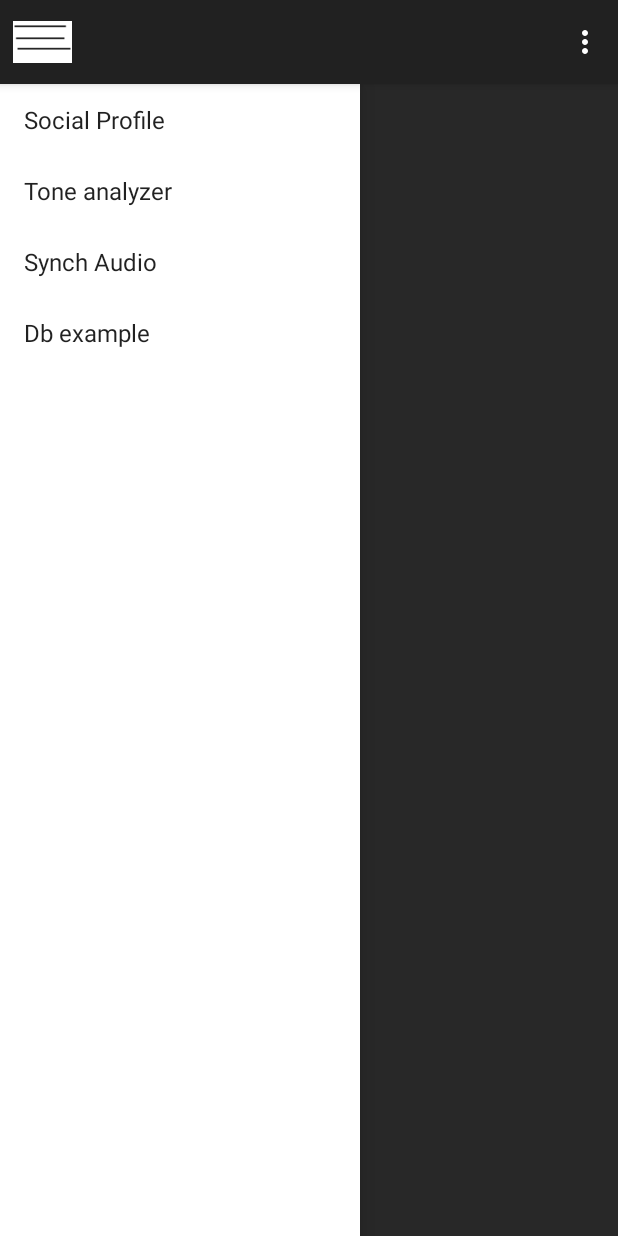
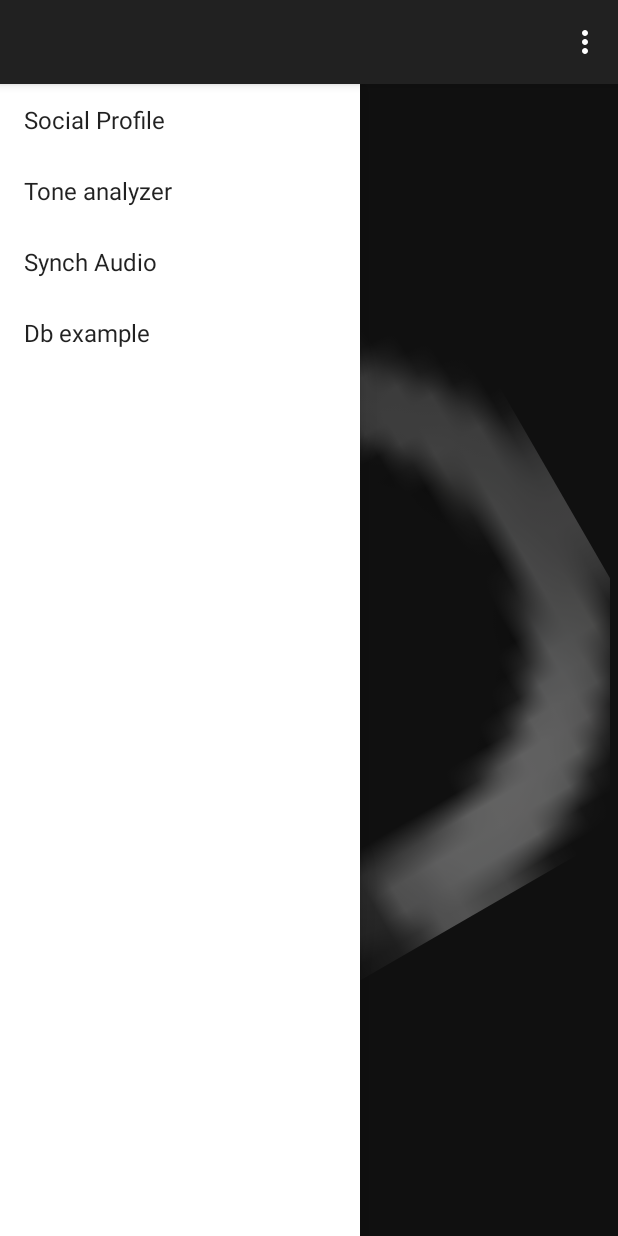
Before and after one commit to nikhilchakravartula/EMOTION-BASED-MUSIC-PLAYER, an Android app: the SynchAudio screen opened directly, with no data from a screen before it, with the side drawer open, on a phone screen of 412 x 824 dp. Run offline under Robolectric (Android 15) with nearby library versions, the light colour scheme and no system bars; libraries missing offline, so code that uses them is left out: com.facebook, com.facebook.login; 1 statement that could not run was skipped.

Commit message:
adding loading bar

```diff
--- a/app/src/main/java/com/example/emotionplayer/MusicPlayer.java
+++ b/app/src/main/java/com/example/emotionplayer/MusicPlayer.java
@@ -5,6 +5,7 @@ package com.example.emotionplayer;
  */
 
 
+import android.content.DialogInterface;
 import android.content.Intent;
 
 import android.content.res.Configuration;
@@ -18,6 +19,7 @@ import android.support.v4.widget.DrawerLayout;
 import android.support.v7.app.ActionBarDrawerToggle;
 import android.support.v7.app.AppCompatActivity;
 import android.support.v7.widget.Toolbar;
+import android.util.Log;
 import android.view.Menu;
 import android.view.MenuInflater;
 import android.view.MenuItem;
@@ -27,6 +29,7 @@ import android.widget.AdapterView.OnItemClickListener;
 import android.widget.ArrayAdapter;
 import android.app.*;
 import android.widget.ListView;
+import android.widget.ProgressBar;
 import android.widget.Toast;
 
 import java.util.ArrayList;
@@ -36,9 +39,10 @@ public class MusicPlayer extends AppCompatActivity implements OnItemClickListene
 
     //String classes[]={"Class1","Class2","Class3"}
     static public String PACKAGE_NAME;
-    private ListView listView;
+    public static ListView listView;
     protected DrawerLayout drawerLayout;
     protected String[] classes;
+    static boolean login=false;
     //UtilityObject utilityObject;
     private Toolbar toolbar;
     private String[] fullyQualifiedClassNames;
@@ -48,6 +52,8 @@ public class MusicPlayer extends AppCompatActivity implements OnItemClickListene
     private SQLiteDatabase dbWrite;
     public static ArrayList<Emotion> emotion;
     private String posts;
+    public  static ProgressBar progressBar;
+    public static android.support.v7.app.ActionBar actionBar;
     @Override
     protected void onCreate(Bundle savedInstanceState) {
         super.onCreate(savedInstanceState);
@@ -58,19 +64,21 @@ public class MusicPlayer extends AppCompatActivity implements OnItemClickListene
         classes=getResources().getStringArray(R.array.class_names);
         fullyQualifiedClassNames=getResources().getStringArray(R.array.fully_qualified_class_names);
         drawerLayout=(DrawerLayout)findViewById(R.id.drawer_layout);
+        progressBar=(ProgressBar)findViewById(R.id.progress_bar);
+        progressBar.setVisibility(View.VISIBLE);
         listView=(ListView)findViewById(R.id.core_options);
         listView.setAdapter(new ArrayAdapter<String>(this,android.R.layout.simple_list_item_1,classes));
         listView.setOnItemClickListener(this);
-
-           // utilityObject=Utility.getUtilityObject();
-       // Toast.makeText(this,""+utilityObject,Toast.LENGTH_LONG);
+        listView.setVisibility(View.GONE);
+        // utilityObject=Utility.getUtilityObject();
+        // Toast.makeText(this,""+utilityObject,Toast.LENGTH_LONG);
         drawerListener=new ActionBarDrawerToggle(this,drawerLayout,R.string.drawer_open,R.string.drawer_close);
         drawerLayout.addDrawerListener(drawerListener);
 
         //toolbar=(Toolbar)findViewById(R.id.app_toolbar);
         //setSupportActionBar( (Toolbar)findViewById(R.id.app_toolbar));
-         database=new Database(getApplicationContext());
-       // dbWrite=database.getWritableDatabase();
+        database=new Database(getApplicationContext());
+        // dbWrite=database.getWritableDatabase();
         //dbRead=database.getReadableDatabase();
         synchFb();
     }
@@ -79,26 +87,28 @@ public class MusicPlayer extends AppCompatActivity implements OnItemClickListene
     {
         if(SocialProfile.isLogin())
         {
+            login=true;
             Toast.makeText(getApplicationContext(),"FB integration successful",Toast.LENGTH_LONG);
-            posts=SocialProfile.getPosts();
-            emotion=new ArrayList<Emotion>(5);
-            new ToneAnalyzerUtil().execute(posts);
-            System.out.print(emotion.get(0).emotion+"\t"+emotion.get(0).score+"\n");
-        }
-        else
-        {
-            System.out.print("FB login fail");
-            Toast.makeText(getApplicationContext(),"Cannot integragte FB.Please Login",Toast.LENGTH_LONG);
+            System.out.print("getting fb posts\n");
+            SocialProfile.getPosts();
+            //Toast.makeText(this,"pOSTS DONE",Toast.LENGTH_LONG);
+            //System.out.print(emotion.get(0).emotion+"\t"+emotion.get(0).score+"\n");
         }
 
     }
     @Override
     protected void onStart() {
         super.onStart();
-        android.support.v7.app.ActionBar actionBar=getSupportActionBar();
+        actionBar=getSupportActionBar();
+
+    }
+
+    public static void setActionBar()
+    {
+
         actionBar.setHomeButtonEnabled(true);
         actionBar.setDisplayHomeAsUpEnabled(true);
-       actionBar.setHomeAsUpIndicator(R.drawable.three_lines);
+        actionBar.setHomeAsUpIndicator(R.drawable.three_lines);
 
     }
 
@@ -128,10 +138,40 @@ public class MusicPlayer extends AppCompatActivity implements OnItemClickListene
         return true;
     }
 
+
+    private void loginFb(int position)
+    {
+        System.out.print("fully qualified name "+ fullyQualifiedClassNames[position]);
+        Intent i=new Intent(fullyQualifiedClassNames[position]);
+        i.putExtra("position",classes[position]);
+        startActivity(i);
+    }
+
     @Override
     public void onItemClick(AdapterView<?> parent, View view, int position, long id) {
 
         Toast.makeText(this,"psotion is "+position + "and name is"+classes[position],Toast.LENGTH_LONG).show();
+
+        if(login==false)
+        {
+            AlertDialog.Builder builder = new AlertDialog.Builder(this);
+            builder.setMessage("Please Login to Facebook")
+                    .setTitle("Login Alert");
+            builder.setPositiveButton("OK", new DialogInterface.OnClickListener() {
+                public void onClick(DialogInterface dialog, int id) {
+                    // User clicked OK button
+                    loginFb(0);
+                }
+            });
+            builder.setNegativeButton("Cancel", new DialogInterface.OnClickListener() {
+                public void onClick(DialogInterface dialog, int id) {
+                    // User cancelled the dialog
+                }
+            });
+            AlertDialog dialog = builder.create();
+            dialog.show();
+            return;
+        }
 
         switch(position)
         {
@@ -142,10 +182,8 @@ public class MusicPlayer extends AppCompatActivity implements OnItemClickListene
                         .replace(R.id.content_frame, socialProfile.getFragment())
                         .commit();*/
                 //Toast.makeText(this,"psotion is "+socialProfile.getFragment(),Toast.LENGTH_LONG).show();
-                System.out.print("fully qualified name "+ fullyQualifiedClassNames[position]);
-                Intent i=new Intent(fullyQualifiedClassNames[position]);
-                i.putExtra("position",classes[position]);
-                startActivity(i);
+               loginFb(position);
+                synchFb();
                 break;
 
             case 1:
--- /dev/null
+++ b/app/src/main/res/drawable/circular_progress_bar.xml
@@ -0,0 +1,24 @@
+<?xml version="1.0" encoding="utf-8"?>
+<rotate
+    xmlns:android="http://schemas.android.com/apk/res/android"
+    android:fromDegrees="90"
+    android:pivotX="5%"
+    android:pivotY="5%"
+    android:toDegrees="360"
+    android:layout_height="wrap_content"
+    android:layout_width="wrap_content">
+    <shape
+        android:innerRadiusRatio="0.2"
+        android:shape="ring"
+        android:thicknessRatio="1.0">
+
+        <gradient
+            android:centerColor="#007DD6"
+            android:endColor="#007DD6"
+            android:startColor="#007DD6"
+            android:angle="0"
+            android:type="sweep"
+            android:useLevel="false" />
+    </shape>
+
+</rotate>
--- a/app/src/main/res/layout/drawer_layout.xml
+++ b/app/src/main/res/layout/drawer_layout.xml
@@ -19,4 +19,15 @@
         android:dividerHeight="0dp"
         android:background="#FFFFFF"
         />
+
+
+    <ProgressBar
+        android:layout_width="fill_parent"
+        android:layout_height="fill_parent"
+        style="@android:style/Widget.ProgressBar.Small"
+        android:layout_marginRight="5dp"
+        android:id="@+id/progress_bar"
+        android:progressDrawable="@drawable/circular_progress_bar"
+        />
+
 </android.support.v4.widget.DrawerLayout>
```
Also changed, not shown: app/src/main/java/com/example/emotionplayer/SocialProfile.java (+9 -10 lines), app/src/main/java/com/example/emotionplayer/SpinnerActivity.java (added, +25 -0 lines), app/src/main/java/com/example/emotionplayer/Utility.java (+7 -2 lines), app/src/main/res/layout/circular_progress_bar.xml (added, +16 -0 lines).
